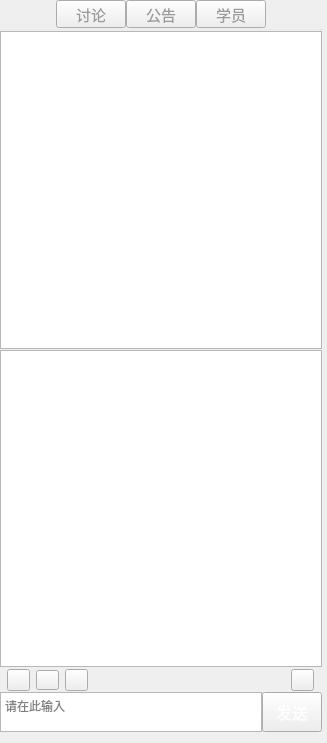
chuanjiabao1981/qatime-win, file qatime-studio/UIChatRoom.ui: the form before one commit.
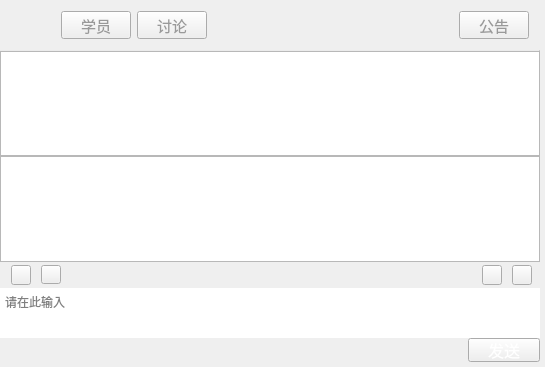
The form after the commit. Icons and pictures are not drawn. Custom widgets are drawn as their Qt base class.

```diff
--- a/qatime-studio/UIChatRoom.ui
+++ b/qatime-studio/UIChatRoom.ui
@@ -6,8 +6,8 @@
    <rect>
     <x>0</x>
     <y>0</y>
-    <width>327</width>
-    <height>743</height>
+    <width>545</width>
+    <height>367</height>
    </rect>
   </property>
   <property name="windowTitle">
@@ -24,12 +24,12 @@
     <number>5</number>
    </property>
    <property name="bottomMargin">
-    <number>10</number>
+    <number>5</number>
    </property>
    <item>
     <layout class="QVBoxLayout" name="verticalLayout">
      <property name="spacing">
-      <number>1</number>
+      <number>0</number>
      </property>
      <item>
       <layout class="QHBoxLayout" name="horizontalLayout_3">
@@ -37,23 +37,59 @@
         <number>0</number>
        </property>
        <property name="leftMargin">
-        <number>0</number>
+        <number>50</number>
        </property>
        <property name="topMargin">
         <number>0</number>
        </property>
        <item>
-        <spacer name="horizontalSpacer_2">
-         <property name="orientation">
-          <enum>Qt::Horizontal</enum>
+        <widget class="QWidget" name="header_widget" native="true">
+         <property name="minimumSize">
+          <size>
+           <width>80</width>
+           <height>0</height>
+          </size>
          </property>
-         <property name="sizeHint" stdset="0">
+         <layout class="QHBoxLayout" name="horizontalLayout_5">
+          <item>
+           <widget class="QPushButton" name="button_studentList">
+            <property name="sizePolicy">
+             <sizepolicy hsizetype="Maximum" vsizetype="Maximum">
+              <horstretch>0</horstretch>
+              <verstretch>0</verstretch>
+             </sizepolicy>
+            </property>
+            <property name="minimumSize">
           <size>
-           <width>40</width>
-           <height>20</height>
-          </size>
-         </property>
-        </spacer>
+              <width>70</width>
+              <height>28</height>
+             </size>
+            </property>
+            <property name="maximumSize">
+             <size>
+              <width>70</width>
+              <height>28</height>
+             </size>
+            </property>
+            <property name="font">
+             <font>
+              <family>微软雅黑</family>
+              <pointsize>11</pointsize>
+             </font>
+            </property>
+            <property name="cursor">
+             <cursorShape>PointingHandCursor</cursorShape>
+            </property>
+            <property name="styleSheet">
+             <string notr="true">color: rgb(153, 153, 153);</string>
+            </property>
+            <property name="text">
+             <string>学员</string>
+            </property>
+            <property name="flat">
+             <bool>false</bool>
+            </property>
+           </widget>
        </item>
        <item>
         <widget class="QPushButton" name="button_talk">
@@ -95,6 +131,32 @@
          </property>
         </widget>
        </item>
+          <item>
+           <spacer name="horizontalSpacer_2">
+            <property name="orientation">
+             <enum>Qt::Horizontal</enum>
+            </property>
+            <property name="sizeHint" stdset="0">
+             <size>
+              <width>40</width>
+              <height>20</height>
+             </size>
+            </property>
+           </spacer>
+          </item>
+          <item>
+           <spacer name="horizontalSpacer_3">
+            <property name="orientation">
+             <enum>Qt::Horizontal</enum>
+            </property>
+            <property name="sizeHint" stdset="0">
+             <size>
+              <width>40</width>
+              <height>20</height>
+             </size>
+            </property>
+           </spacer>
+          </item>
        <item>
         <widget class="QPushButton" name="button_proclamation">
          <property name="sizePolicy">
@@ -135,59 +197,9 @@
          </property>
         </widget>
        </item>
-       <item>
-        <widget class="QPushButton" name="button_studentList">
-         <property name="sizePolicy">
-          <sizepolicy hsizetype="Maximum" vsizetype="Maximum">
-           <horstretch>0</horstretch>
-           <verstretch>0</verstretch>
-          </sizepolicy>
-         </property>
-         <property name="minimumSize">
-          <size>
-           <width>70</width>
-           <height>28</height>
-          </size>
-         </property>
-         <property name="maximumSize">
-          <size>
-           <width>70</width>
-           <height>28</height>
-          </size>
-         </property>
-         <property name="font">
-          <font>
-           <family>微软雅黑</family>
-           <pointsize>11</pointsize>
-          </font>
-         </property>
-         <property name="cursor">
-          <cursorShape>PointingHandCursor</cursorShape>
-         </property>
-         <property name="styleSheet">
-          <string notr="true">color: rgb(153, 153, 153);</string>
-         </property>
-         <property name="text">
-          <string>学员</string>
-         </property>
-         <property name="flat">
-          <bool>false</bool>
-         </property>
+         </layout>
         </widget>
        </item>
-       <item>
-        <spacer name="horizontalSpacer_3">
-         <property name="orientation">
-          <enum>Qt::Horizontal</enum>
-         </property>
-         <property name="sizeHint" stdset="0">
-          <size>
-           <width>40</width>
-           <height>20</height>
-          </size>
-         </property>
-        </spacer>
-       </item>
       </layout>
      </item>
      <item>
@@ -227,6 +239,186 @@
        </property>
       </widget>
      </item>
+     <item>
+      <widget class="QWidget" name="btn_widget" native="true">
+       <property name="minimumSize">
+        <size>
+         <width>0</width>
+         <height>26</height>
+        </size>
+       </property>
+       <property name="styleSheet">
+        <string notr="true">border-image: url(:/LoginWindow/images/chatBar.png);</string>
+       </property>
+       <layout class="QHBoxLayout" name="horizontalLayout">
+        <property name="spacing">
+         <number>10</number>
+        </property>
+        <property name="leftMargin">
+         <number>0</number>
+        </property>
+        <property name="topMargin">
+         <number>0</number>
+        </property>
+        <property name="rightMargin">
+         <number>8</number>
+        </property>
+        <property name="bottomMargin">
+         <number>0</number>
+        </property>
+        <item>
+         <widget class="QLabel" name="label">
+          <property name="minimumSize">
+           <size>
+            <width>1</width>
+            <height>0</height>
+           </size>
+          </property>
+          <property name="maximumSize">
+           <size>
+            <width>1</width>
+            <height>16777215</height>
+           </size>
+          </property>
+          <property name="text">
+           <string/>
+          </property>
+         </widget>
+        </item>
+        <item>
+         <widget class="QPushButton" name="button_brow">
+          <property name="sizePolicy">
+           <sizepolicy hsizetype="Maximum" vsizetype="Maximum">
+            <horstretch>0</horstretch>
+            <verstretch>0</verstretch>
+           </sizepolicy>
+          </property>
+          <property name="maximumSize">
+           <size>
+            <width>20</width>
+            <height>20</height>
+           </size>
+          </property>
+          <property name="cursor">
+           <cursorShape>PointingHandCursor</cursorShape>
+          </property>
+          <property name="toolTip">
+           <string>表情</string>
+          </property>
+          <property name="styleSheet">
+           <string notr="true">QPushButton{border-image: url(:/LoginWindow/images/face.png)};</string>
+          </property>
+          <property name="text">
+           <string/>
+          </property>
+         </widget>
+        </item>
+        <item>
+         <widget class="QPushButton" name="pic_pushButton">
+          <property name="minimumSize">
+           <size>
+            <width>20</width>
+            <height>19</height>
+           </size>
+          </property>
+          <property name="maximumSize">
+           <size>
+            <width>20</width>
+            <height>19</height>
+           </size>
+          </property>
+          <property name="styleSheet">
+           <string notr="true">border-image: url(:/LoginWindow/images/pic.png);</string>
+          </property>
+          <property name="text">
+           <string/>
+          </property>
+         </widget>
+        </item>
+        <item>
+         <spacer name="horizontalSpacer">
+          <property name="orientation">
+           <enum>Qt::Horizontal</enum>
+          </property>
+          <property name="sizeHint" stdset="0">
+           <size>
+            <width>40</width>
+            <height>20</height>
+           </size>
+          </property>
+         </spacer>
+        </item>
+        <item>
+         <widget class="QPushButton" name="button_cleanText">
+          <property name="sizePolicy">
+           <sizepolicy hsizetype="Maximum" vsizetype="Maximum">
+            <horstretch>0</horstretch>
+            <verstretch>0</verstretch>
+           </sizepolicy>
+          </property>
+          <property name="minimumSize">
+           <size>
+            <width>20</width>
+            <height>20</height>
+           </size>
+          </property>
+          <property name="maximumSize">
+           <size>
+            <width>20</width>
+            <height>20</height>
+           </size>
+          </property>
+          <property name="cursor">
+           <cursorShape>PointingHandCursor</cursorShape>
+          </property>
+          <property name="toolTip">
+           <string>清屏</string>
+          </property>
+          <property name="styleSheet">
+           <string notr="true">QPushButton{border-image: url(:/LoginWindow/images/clearScreen.png)};</string>
+          </property>
+          <property name="text">
+           <string/>
+          </property>
+         </widget>
+        </item>
+        <item>
+         <widget class="QPushButton" name="button_notes">
+          <property name="sizePolicy">
+           <sizepolicy hsizetype="Maximum" vsizetype="Maximum">
+            <horstretch>0</horstretch>
+            <verstretch>0</verstretch>
+           </sizepolicy>
+          </property>
+          <property name="minimumSize">
+           <size>
+            <width>20</width>
+            <height>20</height>
+           </size>
+          </property>
+          <property name="maximumSize">
+           <size>
+            <width>20</width>
+            <height>20</height>
+           </size>
+          </property>
+          <property name="cursor">
+           <cursorShape>PointingHandCursor</cursorShape>
+          </property>
+          <property name="toolTip">
+           <string>消息记录</string>
+          </property>
+          <property name="styleSheet">
+           <string notr="true">QPushButton{border-image: url(:/LoginWindow/images/msgRecord.png)};</string>
+          </property>
+          <property name="text">
+           <string/>
+          </property>
+         </widget>
+        </item>
+       </layout>
+      </widget>
+     </item>
      <item>
       <widget class="QWidget" name="msgRecord" native="true">
        <widget class="myLabel" name="timeShow">
@@ -375,165 +567,9 @@
        </widget>
       </widget>
      </item>
-     <item>
-      <widget class="QWidget" name="btn_widget" native="true">
-       <layout class="QHBoxLayout" name="horizontalLayout">
-        <property name="leftMargin">
-         <number>0</number>
-        </property>
-        <property name="topMargin">
-         <number>0</number>
-        </property>
-        <property name="rightMargin">
-         <number>8</number>
-        </property>
-        <property name="bottomMargin">
-         <number>0</number>
-        </property>
-        <item>
-         <widget class="QLabel" name="label">
-          <property name="minimumSize">
-           <size>
-            <width>1</width>
-            <height>0</height>
-           </size>
-          </property>
-          <property name="maximumSize">
-           <size>
-            <width>1</width>
-            <height>16777215</height>
-           </size>
-          </property>
-          <property name="text">
-           <string/>
-          </property>
-         </widget>
-        </item>
-        <item>
-         <widget class="QPushButton" name="button_brow">
-          <property name="sizePolicy">
-           <sizepolicy hsizetype="Maximum" vsizetype="Maximum">
-            <horstretch>0</horstretch>
-            <verstretch>0</verstretch>
-           </sizepolicy>
-          </property>
-          <property name="maximumSize">
-           <size>
-            <width>23</width>
-            <height>23</height>
-           </size>
-          </property>
-          <property name="cursor">
-           <cursorShape>PointingHandCursor</cursorShape>
-          </property>
-          <property name="toolTip">
-           <string>表情</string>
-          </property>
-          <property name="styleSheet">
-           <string notr="true">QPushButton{border-image: url(:/LoginWindow/images/face.png)};</string>
-          </property>
-          <property name="text">
-           <string/>
-          </property>
-         </widget>
-        </item>
-        <item>
-         <widget class="QPushButton" name="pic_pushButton">
-          <property name="minimumSize">
-           <size>
-            <width>23</width>
-            <height>20</height>
-           </size>
-          </property>
-          <property name="maximumSize">
-           <size>
-            <width>23</width>
-            <height>20</height>
-           </size>
-          </property>
-          <property name="styleSheet">
-           <string notr="true">border-image: url(:/LoginWindow/images/pic.png);</string>
-          </property>
-          <property name="text">
-           <string/>
-          </property>
-         </widget>
-        </item>
-        <item>
-         <widget class="QPushButton" name="button_cleanText">
-          <property name="sizePolicy">
-           <sizepolicy hsizetype="Maximum" vsizetype="Maximum">
-            <horstretch>0</horstretch>
-            <verstretch>0</verstretch>
-           </sizepolicy>
-          </property>
-          <property name="maximumSize">
-           <size>
-            <width>23</width>
-            <height>23</height>
-           </size>
-          </property>
-          <property name="cursor">
-           <cursorShape>PointingHandCursor</cursorShape>
-          </property>
-          <property name="toolTip">
-           <string>清屏</string>
-          </property>
-          <property name="styleSheet">
-           <string notr="true">QPushButton{border-image: url(:/LoginWindow/images/clearScreen.png)};</string>
-          </property>
-          <property name="text">
-           <string/>
-          </property>
-         </widget>
-        </item>
-        <item>
-         <spacer name="horizontalSpacer">
-          <property name="orientation">
-           <enum>Qt::Horizontal</enum>
-          </property>
-          <property name="sizeHint" stdset="0">
-           <size>
-            <width>40</width>
-            <height>20</height>
-           </size>
-          </property>
-         </spacer>
-        </item>
-        <item>
-         <widget class="QPushButton" name="button_notes">
-          <property name="sizePolicy">
-           <sizepolicy hsizetype="Maximum" vsizetype="Maximum">
-            <horstretch>0</horstretch>
-            <verstretch>0</verstretch>
-           </sizepolicy>
-          </property>
-          <property name="maximumSize">
-           <size>
-            <width>23</width>
-            <height>23</height>
-           </size>
-          </property>
-          <property name="cursor">
-           <cursorShape>PointingHandCursor</cursorShape>
-          </property>
-          <property name="toolTip">
-           <string>消息记录</string>
-          </property>
-          <property name="styleSheet">
-           <string notr="true">QPushButton{border-image: url(:/LoginWindow/images/msgRecord.png)};</string>
-          </property>
-          <property name="text">
-           <string/>
-          </property>
-         </widget>
-        </item>
-       </layout>
-      </widget>
-     </item>
      <item>
       <widget class="QWidget" name="send_widget" native="true">
-       <layout class="QHBoxLayout" name="horizontalLayout_2" stretch="9,1">
+       <layout class="QVBoxLayout" name="verticalLayout_2" stretch="0,0">
         <property name="spacing">
          <number>0</number>
         </property>
@@ -549,6 +585,8 @@
         <property name="bottomMargin">
          <number>0</number>
         </property>
+        <item>
+         <layout class="QHBoxLayout" name="horizontalLayout_6">
         <item>
          <widget class="AnimatedTextEdit" name="textEdit">
           <property name="sizePolicy">
@@ -560,13 +598,13 @@
           <property name="minimumSize">
            <size>
             <width>0</width>
-            <height>40</height>
+              <height>50</height>
            </size>
           </property>
           <property name="maximumSize">
            <size>
             <width>16777215</width>
-            <height>40</height>
+              <height>50</height>
            </size>
           </property>
           <property name="font">
@@ -574,6 +612,9 @@
             <family>微软雅黑</family>
            </font>
           </property>
+            <property name="styleSheet">
+             <string notr="true">border: 1px solid #ffffff;</string>
+            </property>
           <property name="html">
            <string>&lt;!DOCTYPE HTML PUBLIC &quot;-//W3C//DTD HTML 4.0//EN&quot; &quot;http://www.w3.org/TR/REC-html40/strict.dtd&quot;&gt;
 &lt;html&gt;&lt;head&gt;&lt;meta name=&quot;qrichtext&quot; content=&quot;1&quot; /&gt;&lt;style type=&quot;text/css&quot;&gt;
@@ -586,6 +627,23 @@
           </property>
          </widget>
         </item>
+         </layout>
+        </item>
+        <item>
+         <layout class="QHBoxLayout" name="horizontalLayout_2">
+          <item>
+           <spacer name="horizontalSpacer_4">
+            <property name="orientation">
+             <enum>Qt::Horizontal</enum>
+            </property>
+            <property name="sizeHint" stdset="0">
+             <size>
+              <width>40</width>
+              <height>20</height>
+             </size>
+            </property>
+           </spacer>
+          </item>
         <item>
          <widget class="QPushButton" name="button_sendMseeage">
           <property name="sizePolicy">
@@ -596,14 +654,14 @@
           </property>
           <property name="minimumSize">
            <size>
-            <width>60</width>
-            <height>40</height>
+              <width>72</width>
+              <height>24</height>
            </size>
           </property>
           <property name="maximumSize">
            <size>
-            <width>16777215</width>
-            <height>40</height>
+              <width>72</width>
+              <height>24</height>
            </size>
           </property>
           <property name="font">
@@ -623,6 +681,8 @@
            <string>发送</string>
           </property>
          </widget>
+          </item>
+         </layout>
         </item>
        </layout>
       </widget>
```
Left out of the diff: 2 changed lines with no effect on the pictures. Lines whose indentation alone changed are shown as unchanged.
